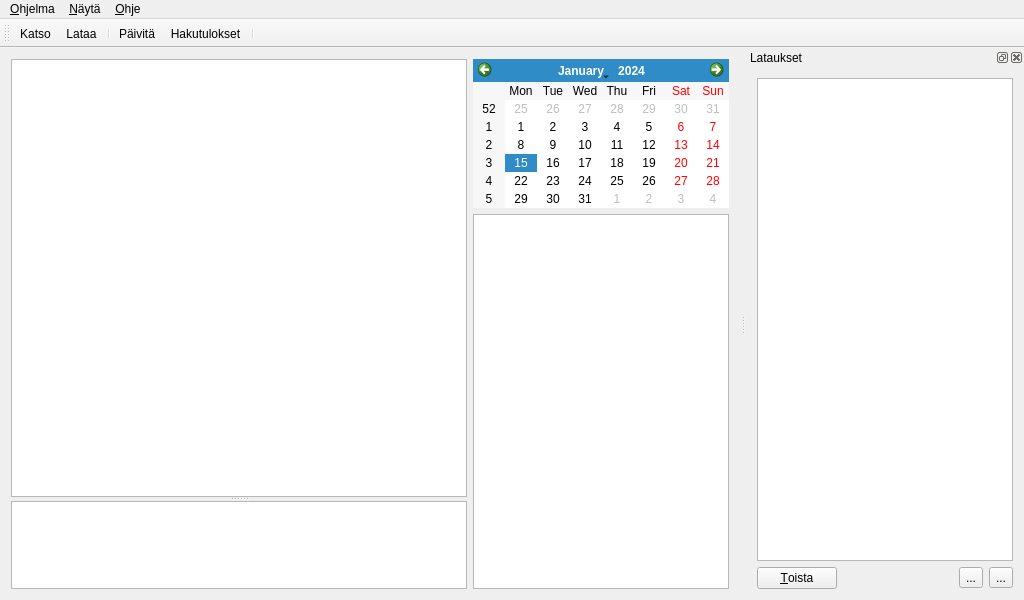
Qt form mainwindow.ui (thelineva/tvkaistagui) before a commit.
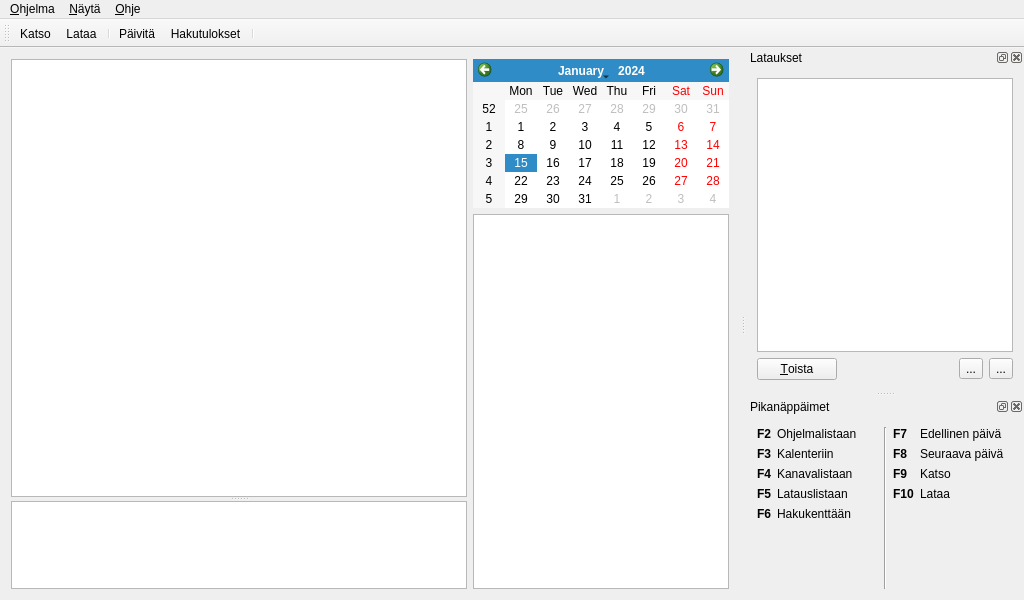
The same form after that commit. Icons and pictures are not drawn.

Commit message: * Pikanäppäimet telakoitavaan ikkunaan * Latauslistaan F5-näppäimellä * Käynnistettäessä valitaan viimeksi ladattu ohjelma

Patch:
```diff
--- a/mainwindow.ui
+++ b/mainwindow.ui
@@ -282,6 +282,239 @@
     </layout>
    </widget>
   </widget>
+  <widget class="QDockWidget" name="shortcutsDockWidget">
+   <property name="windowTitle">
+    <string>Pikanäppäimet</string>
+   </property>
+   <attribute name="dockWidgetArea">
+    <number>2</number>
+   </attribute>
+   <widget class="QWidget" name="dockWidgetContents_2">
+    <layout class="QHBoxLayout" name="horizontalLayout_3" stretch="1,0,1">
+     <item>
+      <layout class="QGridLayout" name="gridLayout" columnstretch="0,1">
+       <item row="0" column="0">
+        <widget class="QLabel" name="sh1Label">
+         <property name="font">
+          <font>
+           <weight>75</weight>
+           <bold>true</bold>
+          </font>
+         </property>
+         <property name="text">
+          <string>F2</string>
+         </property>
+        </widget>
+       </item>
+       <item row="0" column="1">
+        <widget class="QLabel" name="sh6Label">
+         <property name="text">
+          <string>Ohjelmalistaan</string>
+         </property>
+        </widget>
+       </item>
+       <item row="1" column="0">
+        <widget class="QLabel" name="sh2Label">
+         <property name="font">
+          <font>
+           <weight>75</weight>
+           <bold>true</bold>
+          </font>
+         </property>
+         <property name="text">
+          <string>F3</string>
+         </property>
+        </widget>
+       </item>
+       <item row="1" column="1">
+        <widget class="QLabel" name="sh7Label">
+         <property name="text">
+          <string>Kalenteriin</string>
+         </property>
+        </widget>
+       </item>
+       <item row="2" column="0">
+        <widget class="QLabel" name="sh3Label">
+         <property name="font">
+          <font>
+           <weight>75</weight>
+           <bold>true</bold>
+          </font>
+         </property>
+         <property name="text">
+          <string>F4</string>
+         </property>
+        </widget>
+       </item>
+       <item row="2" column="1">
+        <widget class="QLabel" name="sh8Label">
+         <property name="text">
+          <string>Kanavalistaan</string>
+         </property>
+        </widget>
+       </item>
+       <item row="4" column="0">
+        <widget class="QLabel" name="sh5Label">
+         <property name="font">
+          <font>
+           <weight>75</weight>
+           <bold>true</bold>
+          </font>
+         </property>
+         <property name="text">
+          <string>F6</string>
+         </property>
+        </widget>
+       </item>
+       <item row="4" column="1">
+        <widget class="QLabel" name="sh10Label">
+         <property name="text">
+          <string>Hakukenttään</string>
+         </property>
+        </widget>
+       </item>
+       <item row="3" column="0">
+        <widget class="QLabel" name="sh4Label">
+         <property name="font">
+          <font>
+           <weight>75</weight>
+           <bold>true</bold>
+          </font>
+         </property>
+         <property name="text">
+          <string>F5</string>
+         </property>
+        </widget>
+       </item>
+       <item row="3" column="1">
+        <widget class="QLabel" name="sh9Label">
+         <property name="text">
+          <string>Latauslistaan</string>
+         </property>
+        </widget>
+       </item>
+       <item row="5" column="1">
+        <spacer name="verticalSpacer">
+         <property name="orientation">
+          <enum>Qt::Vertical</enum>
+         </property>
+         <property name="sizeHint" stdset="0">
+          <size>
+           <width>20</width>
+           <height>0</height>
+          </size>
+         </property>
+        </spacer>
+       </item>
+      </layout>
+     </item>
+     <item>
+      <widget class="Line" name="line">
+       <property name="orientation">
+        <enum>Qt::Vertical</enum>
+       </property>
+      </widget>
+     </item>
+     <item>
+      <layout class="QGridLayout" name="gridLayout_2" columnstretch="0,1">
+       <item row="0" column="0">
+        <widget class="QLabel" name="sh11Label">
+         <property name="font">
+          <font>
+           <weight>75</weight>
+           <bold>true</bold>
+          </font>
+         </property>
+         <property name="text">
+          <string>F7</string>
+         </property>
+        </widget>
+       </item>
+       <item row="0" column="1">
+        <widget class="QLabel" name="sh15Label">
+         <property name="text">
+          <string>Edellinen päivä</string>
+         </property>
+        </widget>
+       </item>
+       <item row="1" column="0">
+        <widget class="QLabel" name="sh12Label">
+         <property name="font">
+          <font>
+           <weight>75</weight>
+           <bold>true</bold>
+          </font>
+         </property>
+         <property name="text">
+          <string>F8</string>
+         </property>
+        </widget>
+       </item>
+       <item row="1" column="1">
+        <widget class="QLabel" name="sh16Label">
+         <property name="text">
+          <string>Seuraava päivä</string>
+         </property>
+        </widget>
+       </item>
+       <item row="2" column="0">
+        <widget class="QLabel" name="sh13Label">
+         <property name="font">
+          <font>
+           <weight>75</weight>
+           <bold>true</bold>
+          </font>
+         </property>
+         <property name="text">
+          <string>F9</string>
+         </property>
+        </widget>
+       </item>
+       <item row="2" column="1">
+        <widget class="QLabel" name="sh17Label">
+         <property name="text">
+          <string>Katso</string>
+         </property>
+        </widget>
+       </item>
+       <item row="3" column="0">
+        <widget class="QLabel" name="sh14Label">
+         <property name="font">
+          <font>
+           <weight>75</weight>
+           <bold>true</bold>
+          </font>
+         </property>
+         <property name="text">
+          <string>F10</string>
+         </property>
+        </widget>
+       </item>
+       <item row="3" column="1">
+        <widget class="QLabel" name="sh18Label">
+         <property name="text">
+          <string>Lataa</string>
+         </property>
+        </widget>
+       </item>
+       <item row="4" column="1">
+        <spacer name="verticalSpacer_2">
+         <property name="orientation">
+          <enum>Qt::Vertical</enum>
+         </property>
+         <property name="sizeHint" stdset="0">
+          <size>
+           <width>20</width>
+           <height>40</height>
+          </size>
+         </property>
+        </spacer>
+       </item>
+      </layout>
+     </item>
+    </layout>
+   </widget>
+  </widget>
   <action name="actionWatchButton">
    <property name="icon">
     <iconset resource="images.qrc">
```
Left out of the diff: 11 changed lines with no effect on the pictures. The commit also changes 2 other files.
